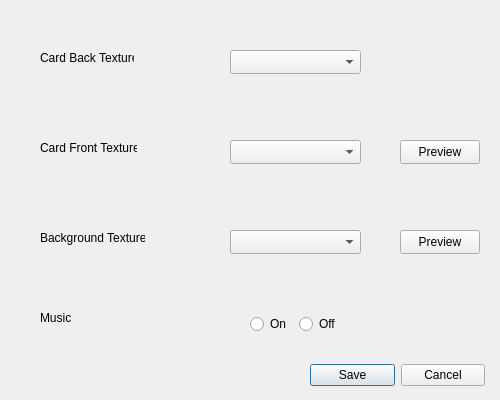
This is src/gui/settings_menu/settingsmenu.ui in sudosys/matchmatch-game as Qt 5 draws it before an edit. The edited form follows.
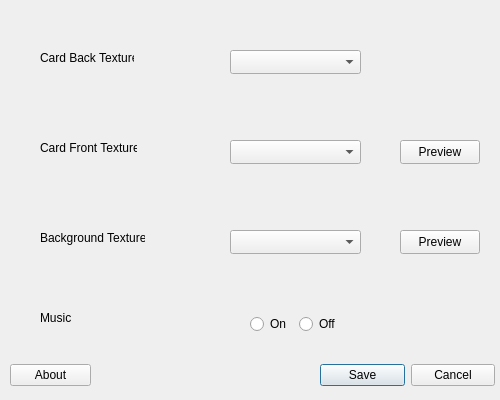
This is the edited form.

Commit message: about window added

The edit to the form file:
```diff
--- a/src/gui/settings_menu/settingsmenu.ui
+++ b/src/gui/settings_menu/settingsmenu.ui
@@ -57,7 +57,7 @@
   <widget class="QWidget" name="layoutWidget4">
    <property name="geometry">
     <rect>
-     <x>310</x>
+     <x>320</x>
      <y>360</y>
      <width>175</width>
      <height>31</height>
@@ -207,6 +207,25 @@
     <string>Card Back Texture</string>
    </property>
   </widget>
+  <widget class="QWidget" name="horizontalLayoutWidget">
+   <property name="geometry">
+    <rect>
+     <x>10</x>
+     <y>360</y>
+     <width>81</width>
+     <height>31</height>
+    </rect>
+   </property>
+   <layout class="QHBoxLayout" name="horizontalLayout_4">
+    <item>
+     <widget class="QPushButton" name="about_button">
+      <property name="text">
+       <string>About</string>
+      </property>
+     </widget>
+    </item>
+   </layout>
+  </widget>
  </widget>
  <resources/>
  <connections/>
```
The commit also changes 9 other files.
